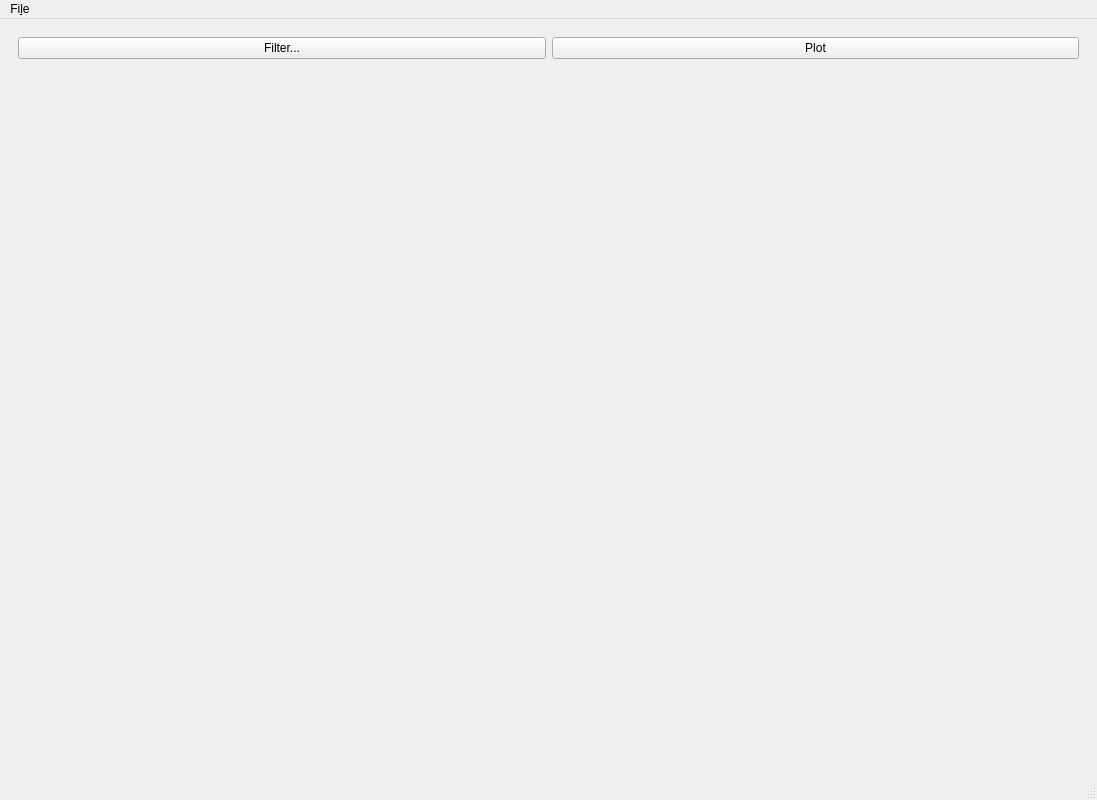
Before: the Qt Designer form gui/gui.ui in jancami/edibles, drawn with Qt 5.
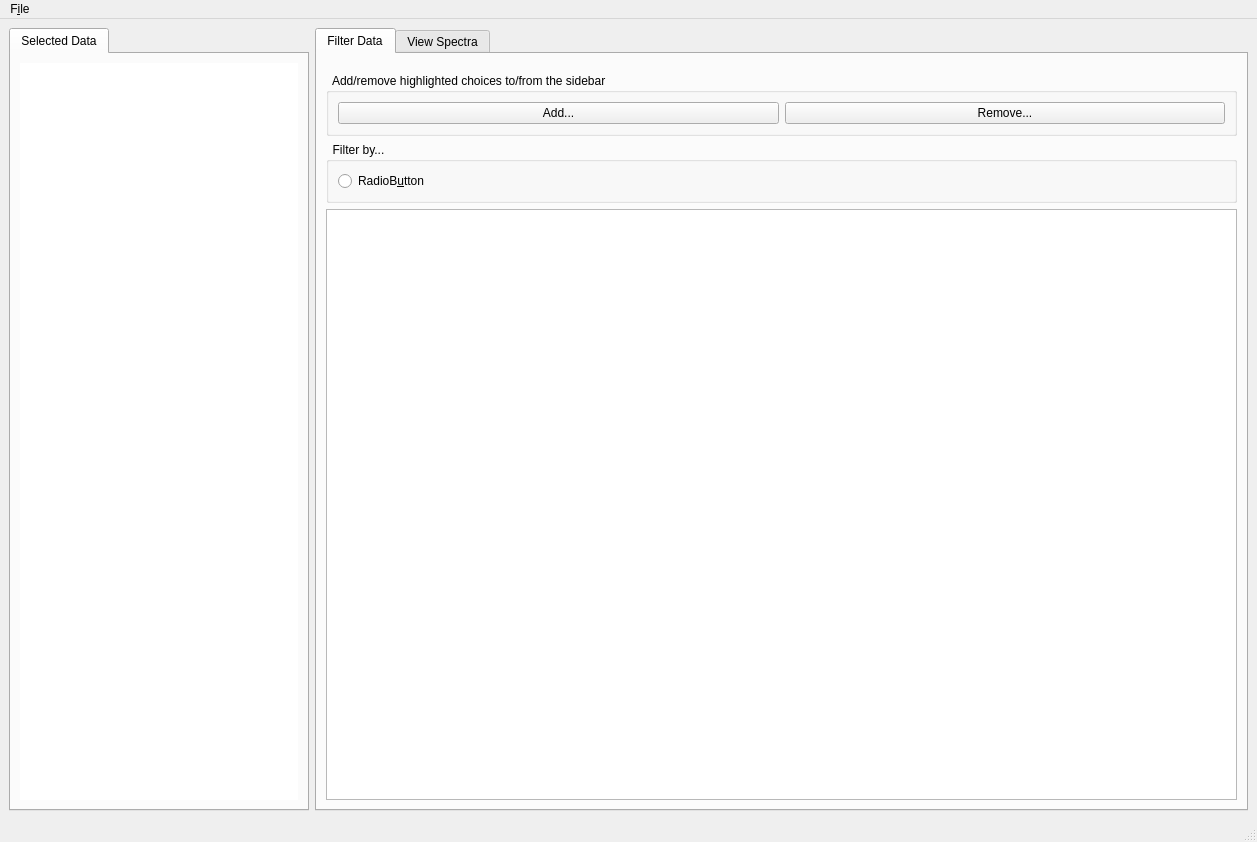
After: the same form once the commit is applied.

Commit message: GUI expanded to include sub-selection toolbar

What changed in the file:
```diff
--- a/gui/gui.ui
+++ b/gui/gui.ui
@@ -6,8 +6,8 @@
    <rect>
     <x>0</x>
     <y>0</y>
-    <width>1097</width>
-    <height>800</height>
+    <width>1257</width>
+    <height>842</height>
    </rect>
   </property>
   <property name="windowTitle">
@@ -17,45 +17,244 @@
    <property name="autoFillBackground">
     <bool>false</bool>
    </property>
-   <layout class="QGridLayout" name="main_layout">
-    <item row="0" column="0">
-     <widget class="QFrame" name="buttonframe">
-      <property name="frameShape">
-       <enum>QFrame::NoFrame</enum>
-      </property>
-      <property name="frameShadow">
-       <enum>QFrame::Plain</enum>
-      </property>
-      <layout class="QHBoxLayout" name="button_layout">
-       <item>
-        <widget class="QPushButton" name="Button_filter">
-         <property name="text">
-          <string>Filter...</string>
-         </property>
-        </widget>
-       </item>
-       <item>
-        <widget class="QPushButton" name="Button_plot">
-         <property name="text">
-          <string>Plot</string>
-         </property>
-        </widget>
-       </item>
-      </layout>
-     </widget>
-    </item>
-    <item row="1" column="0">
-     <widget class="QWidget" name="matplotlib" native="true">
+   <layout class="QHBoxLayout" name="horizontalLayout">
+    <item>
+     <widget class="QTabWidget" name="SelectedData">
       <property name="sizePolicy">
-       <sizepolicy hsizetype="Preferred" vsizetype="MinimumExpanding">
+       <sizepolicy hsizetype="Preferred" vsizetype="Expanding">
         <horstretch>0</horstretch>
         <verstretch>0</verstretch>
        </sizepolicy>
       </property>
-      <property name="autoFillBackground">
-       <bool>false</bool>
+      <property name="minimumSize">
+       <size>
+        <width>300</width>
+        <height>0</height>
+       </size>
       </property>
-      <layout class="QVBoxLayout" name="mpl_layout"/>
+      <property name="currentIndex">
+       <number>0</number>
+      </property>
+      <widget class="QWidget" name="SelectedDataFrame">
+       <attribute name="title">
+        <string>Selected Data</string>
+       </attribute>
+       <layout class="QVBoxLayout" name="verticalLayout_3">
+        <item>
+         <widget class="QTableView" name="SelectedDataTable">
+          <property name="sizePolicy">
+           <sizepolicy hsizetype="MinimumExpanding" vsizetype="Expanding">
+            <horstretch>0</horstretch>
+            <verstretch>0</verstretch>
+           </sizepolicy>
+          </property>
+          <property name="focusPolicy">
+           <enum>Qt::NoFocus</enum>
+          </property>
+          <property name="frameShape">
+           <enum>QFrame::NoFrame</enum>
+          </property>
+          <property name="frameShadow">
+           <enum>QFrame::Plain</enum>
+          </property>
+          <property name="lineWidth">
+           <number>0</number>
+          </property>
+          <property name="sizeAdjustPolicy">
+           <enum>QAbstractScrollArea::AdjustToContents</enum>
+          </property>
+          <property name="editTriggers">
+           <set>QAbstractItemView::NoEditTriggers</set>
+          </property>
+          <property name="alternatingRowColors">
+           <bool>true</bool>
+          </property>
+          <property name="selectionMode">
+           <enum>QAbstractItemView::ExtendedSelection</enum>
+          </property>
+          <property name="selectionBehavior">
+           <enum>QAbstractItemView::SelectItems</enum>
+          </property>
+          <attribute name="horizontalHeaderCascadingSectionResizes">
+           <bool>false</bool>
+          </attribute>
+          <attribute name="horizontalHeaderDefaultSectionSize">
+           <number>100</number>
+          </attribute>
+          <attribute name="horizontalHeaderMinimumSectionSize">
+           <number>1</number>
+          </attribute>
+          <attribute name="horizontalHeaderShowSortIndicator" stdset="0">
+           <bool>false</bool>
+          </attribute>
+          <attribute name="horizontalHeaderStretchLastSection">
+           <bool>true</bool>
+          </attribute>
+          <attribute name="verticalHeaderVisible">
+           <bool>false</bool>
+          </attribute>
+          <attribute name="verticalHeaderHighlightSections">
+           <bool>false</bool>
+          </attribute>
+          <attribute name="verticalHeaderShowSortIndicator" stdset="0">
+           <bool>false</bool>
+          </attribute>
+         </widget>
+        </item>
+       </layout>
+      </widget>
+     </widget>
+    </item>
+    <item>
+     <widget class="QTabWidget" name="GuiTabs">
+      <property name="currentIndex">
+       <number>0</number>
+      </property>
+      <widget class="QWidget" name="FilterData">
+       <attribute name="title">
+        <string>Filter Data</string>
+       </attribute>
+       <layout class="QVBoxLayout" name="verticalLayout">
+        <item>
+         <spacer name="verticalSpacer">
+          <property name="orientation">
+           <enum>Qt::Vertical</enum>
+          </property>
+          <property name="sizeType">
+           <enum>QSizePolicy::Minimum</enum>
+          </property>
+          <property name="sizeHint" stdset="0">
+           <size>
+            <width>20</width>
+            <height>10</height>
+           </size>
+          </property>
+         </spacer>
+        </item>
+        <item>
+         <widget class="QGroupBox" name="FilterGroup1">
+          <property name="title">
+           <string>  Add/remove highlighted choices to/from the sidebar</string>
+          </property>
+          <layout class="QHBoxLayout" name="horizontalLayout_2">
+           <item>
+            <widget class="QPushButton" name="FilterAddButton">
+             <property name="text">
+              <string>Add...</string>
+             </property>
+            </widget>
+           </item>
+           <item>
+            <widget class="QPushButton" name="FilterRemButton">
+             <property name="text">
+              <string>Remove...</string>
+             </property>
+            </widget>
+           </item>
+          </layout>
+         </widget>
+        </item>
+        <item>
+         <widget class="QGroupBox" name="FilterGroup2">
+          <property name="title">
+           <string>  Filter by...</string>
+          </property>
+          <layout class="QVBoxLayout" name="verticalLayout_4">
+           <item>
+            <widget class="QRadioButton" name="FilterRad1">
+             <property name="text">
+              <string>RadioB&amp;utton</string>
+             </property>
+            </widget>
+           </item>
+          </layout>
+         </widget>
+        </item>
+        <item>
+         <widget class="QTableView" name="FiltertableView">
+          <property name="sizePolicy">
+           <sizepolicy hsizetype="MinimumExpanding" vsizetype="Expanding">
+            <horstretch>0</horstretch>
+            <verstretch>0</verstretch>
+           </sizepolicy>
+          </property>
+          <property name="focusPolicy">
+           <enum>Qt::NoFocus</enum>
+          </property>
+          <property name="frameShape">
+           <enum>QFrame::StyledPanel</enum>
+          </property>
+          <property name="frameShadow">
+           <enum>QFrame::Sunken</enum>
+          </property>
+          <property name="sizeAdjustPolicy">
+           <enum>QAbstractScrollArea::AdjustIgnored</enum>
+          </property>
+          <property name="editTriggers">
+           <set>QAbstractItemView::NoEditTriggers</set>
+          </property>
+          <property name="alternatingRowColors">
+           <bool>true</bool>
+          </property>
+          <property name="selectionMode">
+           <enum>QAbstractItemView::ExtendedSelection</enum>
+          </property>
+          <property name="selectionBehavior">
+           <enum>QAbstractItemView::SelectRows</enum>
+          </property>
+          <property name="sortingEnabled">
+           <bool>true</bool>
+          </property>
+          <attribute name="horizontalHeaderCascadingSectionResizes">
+           <bool>false</bool>
+          </attribute>
+          <attribute name="horizontalHeaderShowSortIndicator" stdset="0">
+           <bool>true</bool>
+          </attribute>
+          <attribute name="horizontalHeaderStretchLastSection">
+           <bool>true</bool>
+          </attribute>
+          <attribute name="verticalHeaderVisible">
+           <bool>false</bool>
+          </attribute>
+          <attribute name="verticalHeaderHighlightSections">
+           <bool>false</bool>
+          </attribute>
+          <attribute name="verticalHeaderShowSortIndicator" stdset="0">
+           <bool>false</bool>
+          </attribute>
+         </widget>
+        </item>
+       </layout>
+      </widget>
+      <widget class="QWidget" name="PlotSpectra">
+       <attribute name="title">
+        <string>View Spectra</string>
+       </attribute>
+       <layout class="QVBoxLayout" name="verticalLayout_2">
+        <item>
+         <widget class="QPushButton" name="PlotButton">
+          <property name="text">
+           <string>Plot</string>
+          </property>
+         </widget>
+        </item>
+        <item>
+         <widget class="QWidget" name="matplotlib" native="true">
+          <property name="sizePolicy">
+           <sizepolicy hsizetype="Preferred" vsizetype="MinimumExpanding">
+            <horstretch>0</horstretch>
+            <verstretch>0</verstretch>
+           </sizepolicy>
+          </property>
+          <property name="autoFillBackground">
+           <bool>false</bool>
+          </property>
+          <layout class="QVBoxLayout" name="mpl_layout"/>
+         </widget>
+        </item>
+       </layout>
+      </widget>
      </widget>
     </item>
    </layout>
@@ -65,13 +264,13 @@
     <rect>
      <x>0</x>
      <y>0</y>
-     <width>1097</width>
+     <width>1257</width>
      <height>29</height>
     </rect>
    </property>
    <widget class="QMenu" name="menuFile">
     <property name="title">
-     <string>Fi&amp;le</string>
+     <string>F&amp;ile</string>
     </property>
     <addaction name="actionExit"/>
    </widget>
```
Left out of the diff: 13 changed lines with no effect on the pictures. The commit also changes 4 other files.
